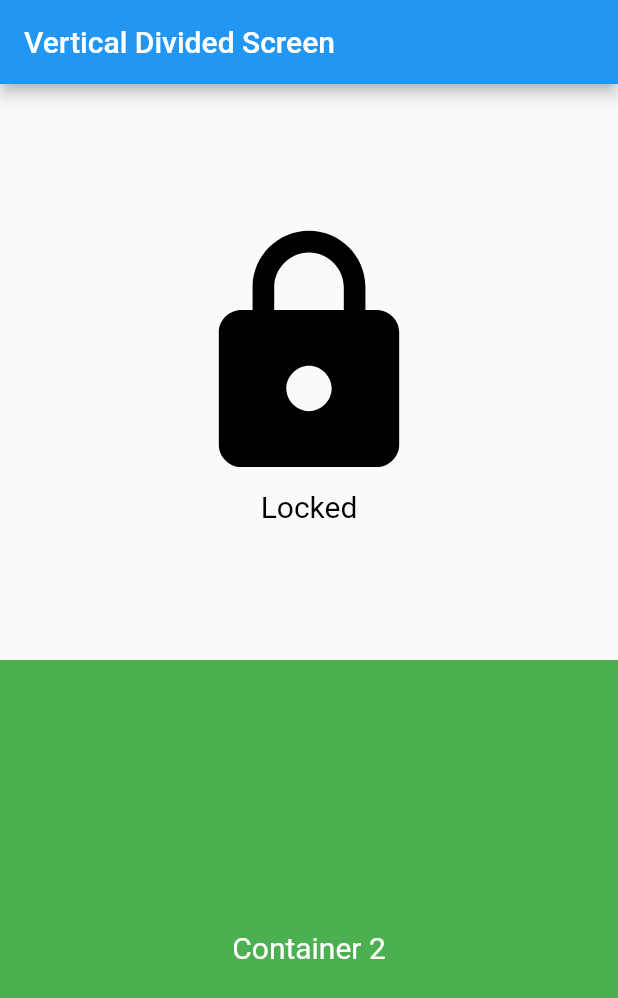
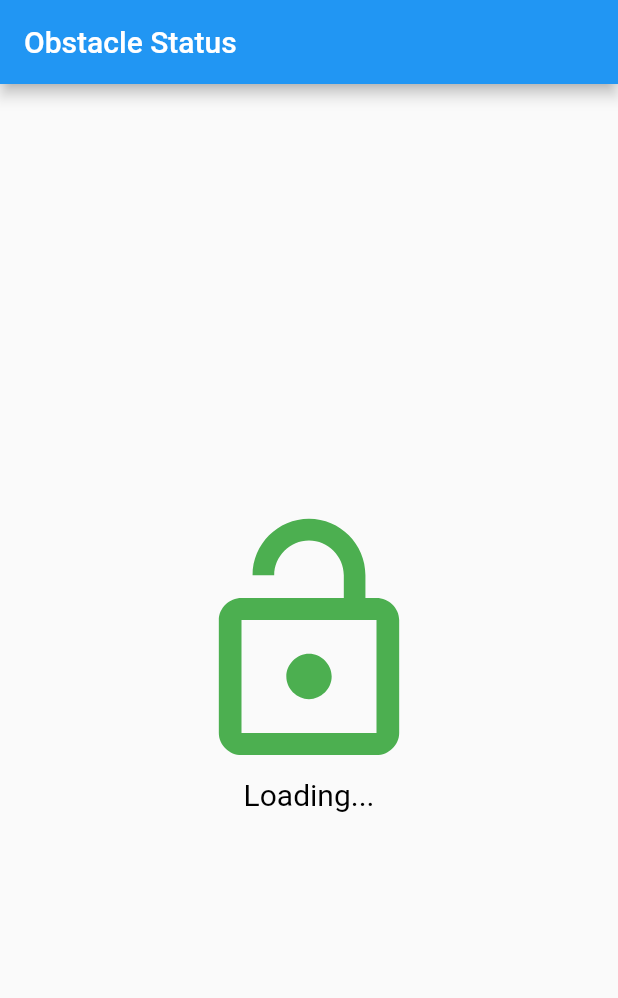
Before and after one commit to mukundsolanki/SaveGuard.iot, a Flutter app: the first screen one second after launch, on a phone screen of 412 x 824 dp. Shown: the top 998 px of the screen. Run offline on Flutter 3.47's test engine with Material 2 defaults, Android fonts, the phone set to English and light mode, and no system bars.

Commit message:
Ir sensor data receiving functionality completed

```diff
--- a/lib/main.dart
+++ b/lib/main.dart
@@ -1,4 +1,6 @@
 import 'package:flutter/material.dart';
+import 'package:http/http.dart' as http;
+import 'dart:async';
 
 void main() => runApp(MyApp());
 
@@ -12,47 +14,71 @@ class MyApp extends StatelessWidget {
   }
 }
 
-class MyHomePage extends StatelessWidget {
+class MyHomePage extends StatefulWidget {
+  @override
+  _MyHomePageState createState() => _MyHomePageState();
+}
+
+class _MyHomePageState extends State<MyHomePage> {
+  String status = 'Loading...';
+
+  void getStatus() async {
+    final Uri url = Uri.parse('http://192.168.29.80:5000');
+    try {
+      final response = await http.get(url);
+      if (response.statusCode == 200) {
+        setState(() {
+          status = response.body;
+        });
+      } else {
+        setState(() {
+          status = 'Error: ${response.statusCode}';
+        });
+      }
+    } catch (error) {
+      setState(() {
+        status = 'Error: $error';
+      });
+    }
+  }
+
+  @override
+  void initState() {
+    super.initState();
+    // Fetch status every 1 second (1000 milliseconds)
+    Timer.periodic(Duration(milliseconds: 1000), (timer) {
+      getStatus();
+    });
+  }
+
   @override
   Widget build(BuildContext context) {
     return Scaffold(
       appBar: AppBar(
-        title: Text('Vertical Divided Screen'),
+        title: Text('Obstacle Status'),
       ),
-      body: Column(
-        children: <Widget>[
-          Expanded(
-            child: Container(
-              // color: Colors.blue,
+      body: Center(
         child: Column(
           mainAxisAlignment: MainAxisAlignment.center,
           children: <Widget>[
-                  Icon(
+            status == 'locked'
+                ? Icon(
                     Icons.lock,
                     color: Colors.black,
                     size: 180.0,
+                  )
+                : Icon(
+                    Icons.lock_open,
+                    color: Colors.green,
+                    size: 180.0,
                   ),
             Text(
-                    'Locked',
+              status,
               style: TextStyle(color: Colors.black, fontSize: 20.0),
             ),
           ],
         ),
       ),
-          ),
-          Expanded(
-            child: Container(
-              color: Colors.green,
-              child: Center(
-                child: Text(
-                  'Container 2',
-                  style: TextStyle(color: Colors.white, fontSize: 20.0),
-                ),
-              ),
-            ),
-          ),
-        ],
-      ),
     );
   }
 }
```
Lines whose indentation alone changed are shown as unchanged.
